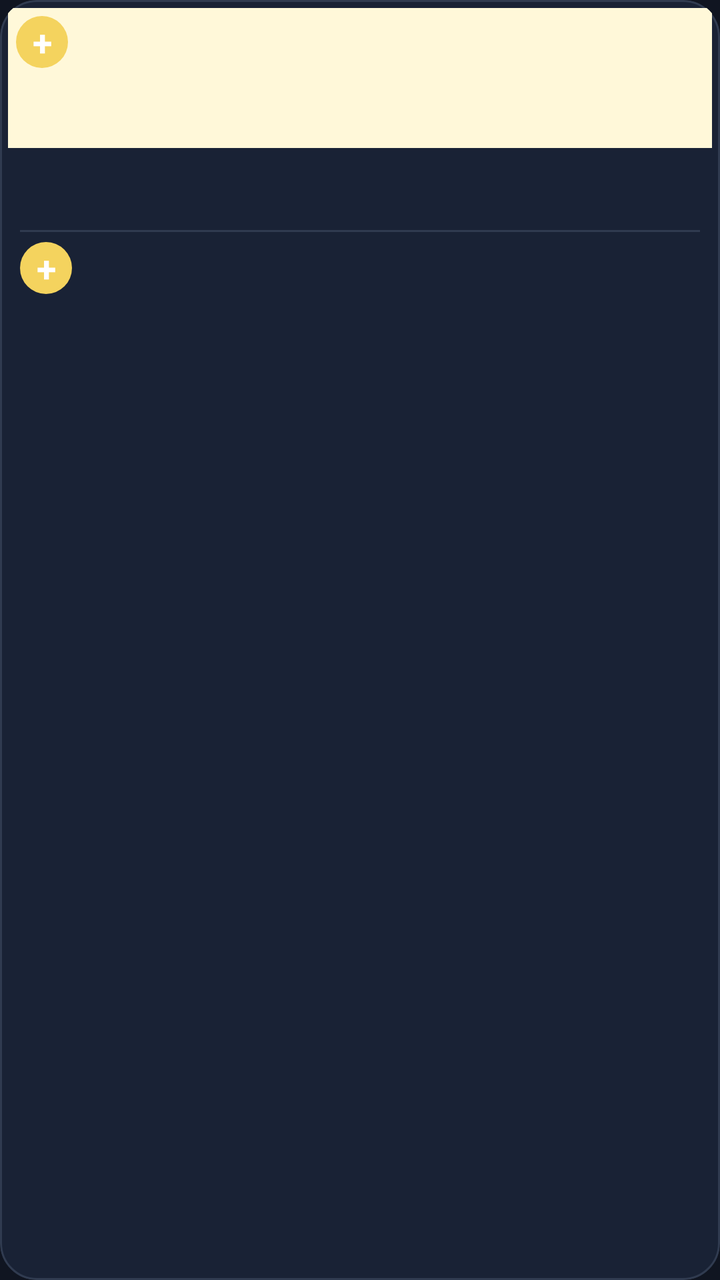
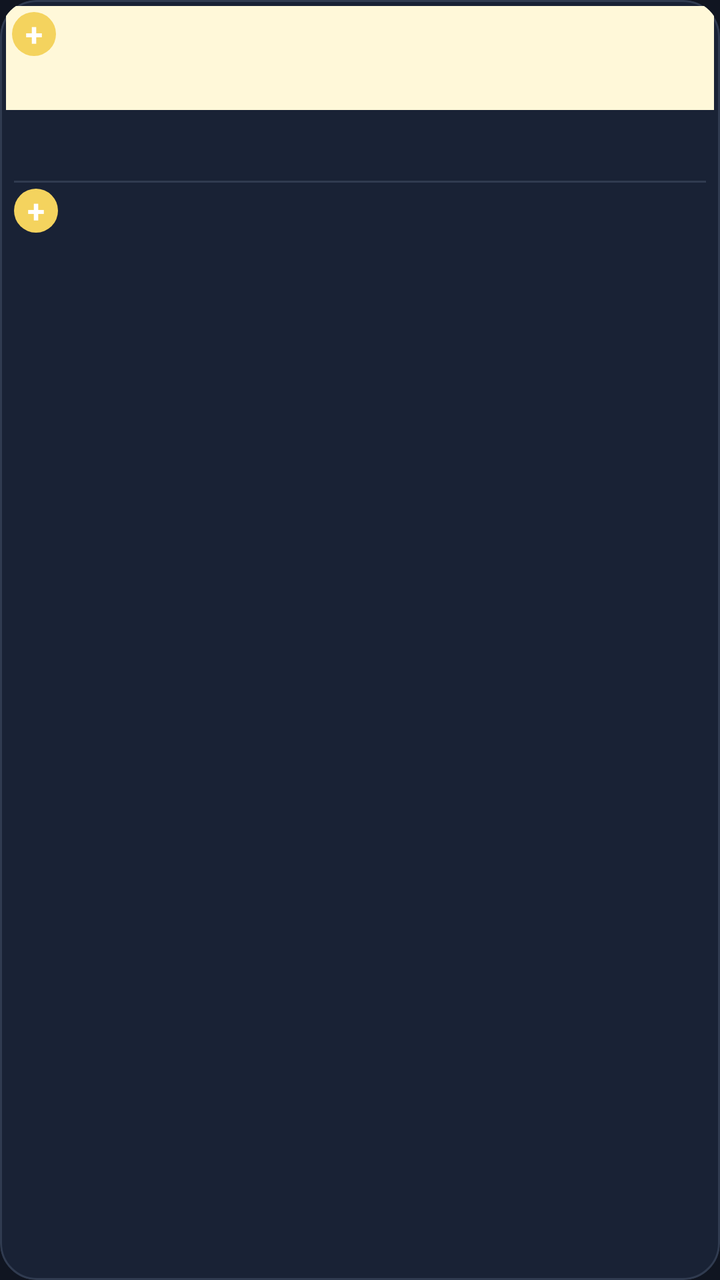

Two renders of the same Android screen: before a commit and after it. Below are the layout's source before the change and the commit's diff.
<!-- AndroidManifest.xml: application theme Theme.Haji -->
<!-- res/layout/item_product.xml -->
<?xml version="1.0" encoding="utf-8"?>
<LinearLayout xmlns:android="http://schemas.android.com/apk/res/android"
    android:layout_width="match_parent"
    android:layout_height="wrap_content"
    android:layout_margin="4dp"
    android:background="@drawable/bg_card"
    android:clickable="true"
    android:clipToOutline="true"
    android:focusable="true"
    android:foreground="?android:attr/selectableItemBackground"
    android:orientation="vertical"
    android:padding="4dp">

    <FrameLayout
        android:layout_width="match_parent"
        android:layout_height="70dp">

        <ImageView
            android:id="@+id/imgProduct"
            android:layout_width="match_parent"
            android:layout_height="match_parent"
            android:background="@drawable/bg_product_image"
            android:contentDescription="@null"
            android:padding="6dp"
            android:scaleType="centerInside" />

        <TextView
            android:layout_width="26dp"
            android:layout_height="26dp"
            android:layout_gravity="top|end"
            android:layout_margin="4dp"
            android:background="@drawable/bg_circle_red"
            android:gravity="center"
            android:text="+"
            android:textColor="@color/white"
            android:textSize="18sp"
            android:textStyle="bold" />

    </FrameLayout>

    <TextView
        android:id="@+id/tvName"
        android:layout_width="match_parent"
        android:layout_height="wrap_content"
        android:ellipsize="end"
        android:maxLines="2"
        android:minLines="2"
        android:paddingStart="6dp"
        android:paddingTop="5dp"
        android:paddingEnd="6dp"
        android:textColor="@color/text_primary"
        android:textSize="13sp"
        android:textStyle="bold" />

    <View
        android:layout_width="match_parent"
        android:layout_height="1dp"
        android:layout_marginStart="6dp"
        android:layout_marginTop="3dp"
        android:layout_marginEnd="6dp"
        android:background="@color/stroke" />

    <LinearLayout
        android:layout_width="match_parent"
        android:layout_height="wrap_content"
        android:gravity="center_vertical"
        android:orientation="horizontal"
        android:paddingStart="6dp"
        android:paddingTop="5dp"
        android:paddingEnd="6dp"
        android:paddingBottom="6dp">

        <TextView
            android:id="@+id/tvPrice"
            android:layout_width="0dp"
            android:layout_height="wrap_content"
            android:layout_weight="1"
            android:textColor="@color/brand_red"
            android:textSize="14sp"
            android:textStyle="bold" />

        <TextView
            android:layout_width="26dp"
            android:layout_height="26dp"
            android:background="@drawable/bg_circle_red"
            android:gravity="center"
            android:text="+"
            android:textColor="@color/white"
            android:textSize="18sp"
            android:textStyle="bold" />

    </LinearLayout>

</LinearLayout>
<!-- resources referenced by this layout -->
<resources>
  <color name="brand_red">#F4D35E</color>
  <color name="stroke">#303B50</color>
  <color name="text_primary">#F5F7FC</color>
  <color name="white">#FFFFFF</color>
  <!-- drawable bg_card (drawable) -->
  <?xml version="1.0" encoding="utf-8"?>
  <shape xmlns:android="http://schemas.android.com/apk/res/android"
      android:shape="rectangle">
  
      <solid android:color="@color/surface" />
  
      <corners android:radius="18dp" />
  
      <stroke
          android:width="1dp"
          android:color="@color/stroke" />
  
  </shape>
  <!-- drawable bg_circle_red (drawable) -->
  <?xml version="1.0" encoding="utf-8"?>
  <shape xmlns:android="http://schemas.android.com/apk/res/android"
      android:shape="oval">
      <solid android:color="@color/brand_red" />
  </shape>
  <!-- drawable bg_product_image (drawable) -->
  <?xml version="1.0" encoding="utf-8"?>
  <shape xmlns:android="http://schemas.android.com/apk/res/android"
      android:shape="rectangle">
      <solid android:color="@color/brand_red_soft" />
  </shape>
  <style name="Theme.Haji" parent="Theme.Material3.Light.NoActionBar">
          <item name="colorPrimary">@color/brand_red</item>
          <item name="colorOnPrimary">@color/white</item>
          <item name="colorPrimaryContainer">@color/brand_red_soft</item>
          <item name="colorOnPrimaryContainer">@color/brand_red_dark</item>
          <item name="colorSecondary">@color/brand_red_dark</item>
          <item name="colorOnSecondary">@color/white</item>
          <item name="colorSurface">@color/surface</item>
          <item name="colorOnSurface">@color/text_primary</item>
          <item name="colorError">@color/error</item>
          <item name="android:windowBackground">@color/bg_app</item>
          <item name="android:statusBarColor">@color/brand_red_dark</item>
          <item name="android:navigationBarColor">@color/bg_app</item>
          <item name="android:textColorPrimary">@color/text_primary</item>
          <item name="android:textColorSecondary">@color/text_secondary</item>
          <item name="android:layoutDirection">rtl</item>
          <item name="android:textDirection">rtl</item>
      </style>
  <color name="surface">#192235</color>
  <color name="brand_red_soft">#FFF8D9</color>
  <color name="brand_red_dark">#D9B83F</color>
  <color name="error">#FF6B6B</color>
  <color name="bg_app">#101521</color>
  <color name="text_secondary">#BAC4D5</color>
</resources>

<!-- the commit's change to res/layout/item_product.xml (unified diff, before → after) -->
@@ -2,18 +2,18 @@
 <LinearLayout xmlns:android="http://schemas.android.com/apk/res/android"
     android:layout_width="match_parent"
     android:layout_height="wrap_content"
-    android:layout_margin="4dp"
+    android:layout_margin="3dp"
     android:background="@drawable/bg_card"
     android:clickable="true"
     android:clipToOutline="true"
     android:focusable="true"
     android:foreground="?android:attr/selectableItemBackground"
     android:orientation="vertical"
-    android:padding="4dp">
+    android:padding="3dp">
 
     <FrameLayout
         android:layout_width="match_parent"
-        android:layout_height="70dp">
+        android:layout_height="52dp">
 
         <ImageView
             android:id="@+id/imgProduct"
@@ -21,19 +21,19 @@
             android:layout_height="match_parent"
             android:background="@drawable/bg_product_image"
             android:contentDescription="@null"
-            android:padding="6dp"
+            android:padding="4dp"
             android:scaleType="centerInside" />
 
         <TextView
-            android:layout_width="26dp"
-            android:layout_height="26dp"
+            android:layout_width="22dp"
+            android:layout_height="22dp"
             android:layout_gravity="top|end"
-            android:layout_margin="4dp"
+            android:layout_margin="3dp"
             android:background="@drawable/bg_circle_red"
             android:gravity="center"
             android:text="+"
             android:textColor="@color/white"
-            android:textSize="18sp"
+            android:textSize="16sp"
             android:textStyle="bold" />
 
     </FrameLayout>
@@ -45,19 +45,19 @@
         android:ellipsize="end"
         android:maxLines="2"
         android:minLines="2"
-        android:paddingStart="6dp"
-        android:paddingTop="5dp"
-        android:paddingEnd="6dp"
+        android:paddingStart="4dp"
+        android:paddingTop="3dp"
+        android:paddingEnd="4dp"
         android:textColor="@color/text_primary"
-        android:textSize="13sp"
+        android:textSize="12sp"
         android:textStyle="bold" />
 
     <View
         android:layout_width="match_parent"
         android:layout_height="1dp"
-        android:layout_marginStart="6dp"
-        android:layout_marginTop="3dp"
-        android:layout_marginEnd="6dp"
+        android:layout_marginStart="4dp"
+        android:layout_marginTop="2dp"
+        android:layout_marginEnd="4dp"
         android:background="@color/stroke" />
 
     <LinearLayout
@@ -65,10 +65,10 @@
         android:layout_height="wrap_content"
         android:gravity="center_vertical"
         android:orientation="horizontal"
-        android:paddingStart="6dp"
-        android:paddingTop="5dp"
-        android:paddingEnd="6dp"
-        android:paddingBottom="6dp">
+        android:paddingStart="4dp"
+        android:paddingTop="3dp"
+        android:paddingEnd="4dp"
+        android:paddingBottom="4dp">
 
         <TextView
             android:id="@+id/tvPrice"
@@ -76,17 +76,17 @@
             android:layout_height="wrap_content"
             android:layout_weight="1"
             android:textColor="@color/brand_red"
-            android:textSize="14sp"
+            android:textSize="13sp"
             android:textStyle="bold" />
 
         <TextView
-            android:layout_width="26dp"
-            android:layout_height="26dp"
+            android:layout_width="22dp"
+            android:layout_height="22dp"
             android:background="@drawable/bg_circle_red"
             android:gravity="center"
             android:text="+"
             android:textColor="@color/white"
-            android:textSize="18sp"
+            android:textSize="16sp"
             android:textStyle="bold" />
 
     </LinearLayout>
